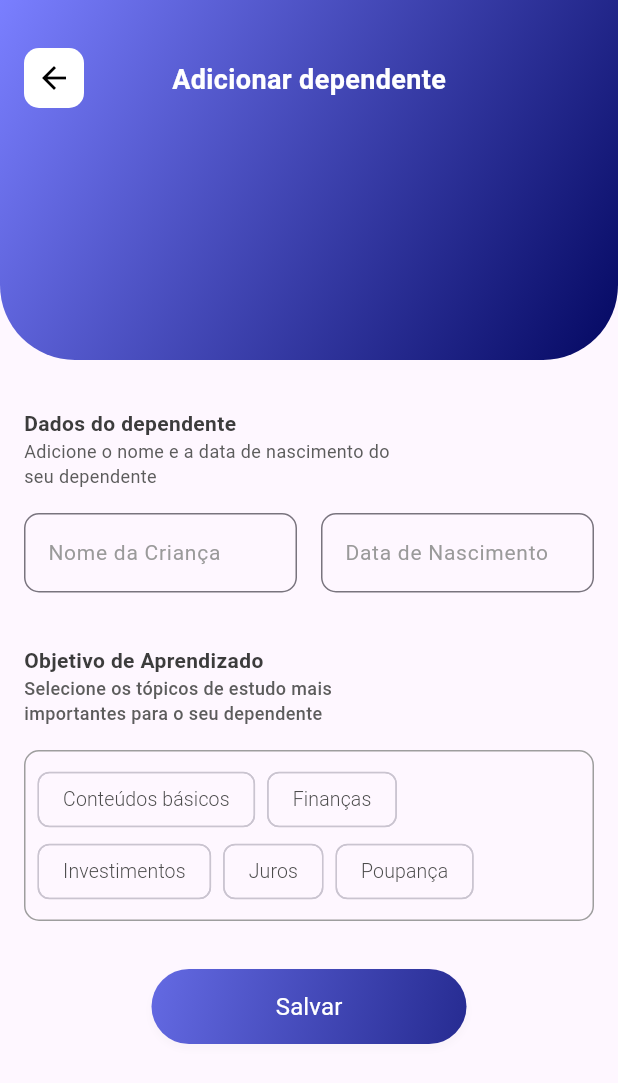
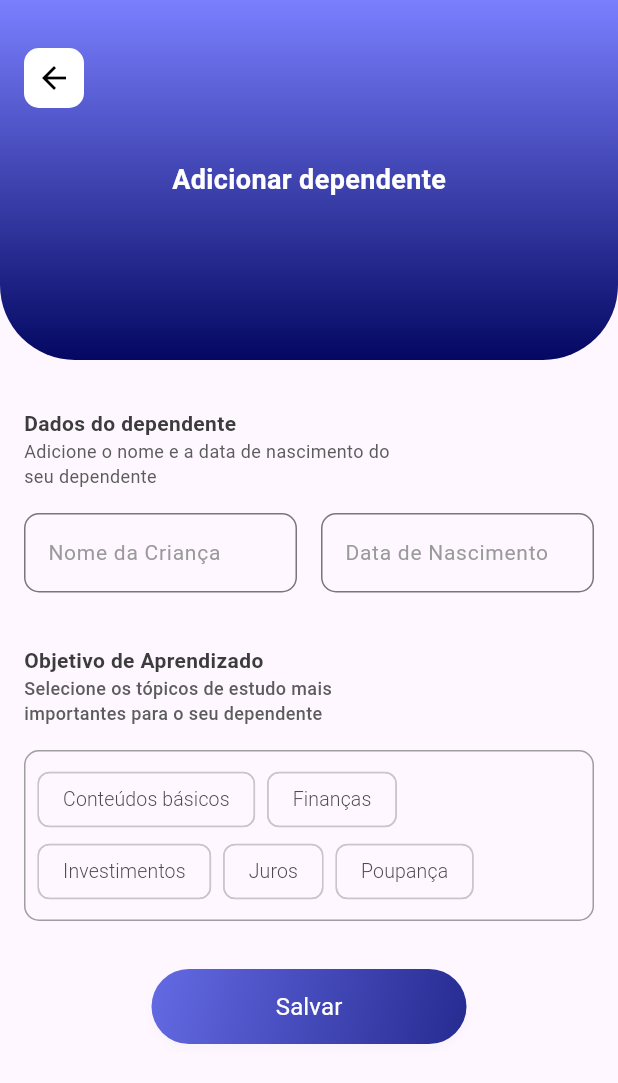
Before and after one commit to rubdelima/Coinny.app-Deprecated-, a Flutter app: the ProfilePage screen opened directly with empty values, after a tap on "Adicionar", on a phone screen of 412 x 824 dp. Shown: the top 1083 px of the screen. Run offline on Flutter 3.47's test engine with Material 3 defaults, Android fonts, the phone set to English and light mode, and no system bars; our stand-ins replace cloud_firestore, firebase_auth, firebase_core, rive, syncfusion_flutter_charts; accounts and stored records are empty; network calls fail; Roboto replaces fonts that are missing (Fieldwork-Geo).

Commit message:
refact: reafct edit dependens page

```diff
--- a/lib/components.dart
+++ b/lib/components.dart
@@ -3,3 +3,4 @@ export 'package:learn/components/boxed_number.dart';
 export 'package:learn/components/learn_button.dart';
 export 'package:learn/components/number_block.dart';
 export 'package:learn/components/user_profile.dart';
+export 'package:learn/components/gradient_button.dart';
--- a/lib/widgets/login/loginEnterButton.dart
+++ b/lib/components/gradient_button.dart
@@ -1,12 +1,12 @@
 import 'package:flutter/material.dart';
 
-class LoginEnterButton extends StatelessWidget {
+class CoinnyGradientButton extends StatelessWidget {
   final Function onPressed;
   final String title;
   final List<Color> colors;
   final Color fontColor;
 
-  LoginEnterButton({
+  CoinnyGradientButton({
     required this.onPressed,
     required this.title,
     this.colors = const [Color(0xFF646AE3), Color(0xFF262B91)],
--- a/lib/components/user_profile.dart
+++ b/lib/components/user_profile.dart
@@ -1,15 +1,16 @@
 import 'package:flutter/material.dart';
 import 'package:learn/classes.dart';
 import 'package:learn/components/streak.dart';
-import 'package:learn/widgets/login/LogoutButton.dart';
 
 class UserPhotoAndName extends StatelessWidget {
   final Person person;
   final bool isSugestion;
+  final bool logout;
 
   const UserPhotoAndName({
     required this.person,
     this.isSugestion = false,
+    this.logout = false,
     super.key,
   });
 
@@ -17,21 +18,8 @@ class UserPhotoAndName extends StatelessWidget {
   Widget build(BuildContext context) {
     Children? child = person is Children ? person as Children : null;
 
-    return Padding(
-      padding: const EdgeInsets.only(top: 32.0), // Adjust the padding as needed
-      child: Column(
-        crossAxisAlignment: CrossAxisAlignment.start,
-        children: [
-          // Logout button in its own row
-          Row(
-            mainAxisAlignment: MainAxisAlignment.end,
-            children: [
-              LogoutButton(), // Your custom logout button widget
-            ],
-          ),
-          // The Row with the user's details
-          Row(
-            crossAxisAlignment: CrossAxisAlignment.end,
+    return Row(
+      crossAxisAlignment: CrossAxisAlignment.center,
       children: [
         ClipRRect(
           borderRadius: BorderRadius.circular(50),
@@ -45,8 +33,7 @@ class UserPhotoAndName extends StatelessWidget {
                 text: "${isSugestion ? person.name : "Olá"}\n",
                 style: TextStyle(
                   fontSize: isSugestion ? 18 : 14,
-                        fontWeight:
-                            isSugestion ? FontWeight.bold : FontWeight.normal,
+                  fontWeight: isSugestion ? FontWeight.bold : FontWeight.normal,
                 ),
               ),
               TextSpan(
@@ -55,8 +42,7 @@ class UserPhotoAndName extends StatelessWidget {
                     : person.name,
                 style: TextStyle(
                   fontSize: isSugestion ? 14 : 18,
-                        fontWeight:
-                            isSugestion ? FontWeight.normal : FontWeight.bold,
+                  fontWeight: isSugestion ? FontWeight.normal : FontWeight.bold,
                 ),
               ),
             ],
@@ -67,14 +53,20 @@ class UserPhotoAndName extends StatelessWidget {
           ),
         ),
         const Spacer(),
-              if (person is Children)
+        person is Children ?
             isSugestion
                 ? child!.getShield()
                 : StreakWidget(child: person as Children)
+              : const SizedBox(),
+        if(logout)
+          IconButton(
+                  onPressed: () =>
+                      Navigator.pushReplacementNamed(context, '/login'),
+                  icon: const Icon(
+                    Icons.logout,
+                    color: Colors.white,
+                  ))
       ],
-          ),
-        ],
-      ),
     );
   }
 }
--- a/lib/pages/children/loginChildPage.dart
+++ b/lib/pages/children/loginChildPage.dart
@@ -1,7 +1,7 @@
 import 'package:flutter/material.dart';
 import 'package:learn/classes.dart';
 import 'package:learn/widgets/login/loginAppBar.dart';
-import 'package:learn/widgets/login/loginEnterButton.dart';
+import 'package:learn/components/gradient_button.dart';
 
 
 
@@ -142,7 +142,7 @@ class LoginChildPageState extends State<LoginChildPage> {
                     ),
                   ),
                   const SizedBox(height: 54.0),
-                  LoginEnterButton(
+                  CoinnyGradientButton(
                       onPressed: () async {
                         String childrenCode = values.join();
                         try {
--- a/lib/pages/loginPage.dart
+++ b/lib/pages/loginPage.dart
@@ -2,7 +2,7 @@ import 'package:flutter/material.dart';
 import 'package:learn/pages/parents/loginParenstPage.dart';
 import 'package:learn/widgets/login/BoxSelectorLogin.dart';
 import 'children/loginChildPage.dart';
-import 'package:learn/widgets/login/loginEnterButton.dart';
+import 'package:learn/components/gradient_button.dart';
 import 'package:learn/widgets/login/loginAppBar.dart';
 import 'package:learn/widgets/login/loginInfoContainter.dart';
 
@@ -52,7 +52,7 @@ class _LoginPageState extends State<LoginPage> {
                     title: 'Sou responsável',
                   ),
                   const SizedBox(height: 32),
-                  LoginEnterButton(
+                  CoinnyGradientButton(
                       onPressed: () {
                         if (userType == 'aprendiz') {
                           Navigator.pushReplacement(
--- a/lib/pages/parents/addDependentPage.dart
+++ /dev/null
@@ -1,161 +0,0 @@
-import 'dart:math';
-import 'package:cloud_firestore/cloud_firestore.dart';
-import 'package:flutter/material.dart';
-import 'package:intl/intl.dart';
-import 'package:learn/classes.dart';
-import 'package:learn/widgets/global/app_bar.dart';
-import '../../widgets/settings/selectedGoals.dart';
-import '../../widgets/settings/childrenDataBox.dart';
-import 'package:learn/widgets/login/loginEnterButton.dart';
-import 'package:learn/pages/parents/verificationCodePage.dart';
-
-class AddDependentPage extends StatefulWidget {
-  final VolatileParents parent;
-  final Children? children;
-
-  AddDependentPage({
-    required this.parent,
-    this.children,
-  });
-
-  @override
-  _AddDependentPageState createState() => _AddDependentPageState();
-}
-
-class _AddDependentPageState extends State<AddDependentPage> {
-  final TextEditingController _nomeCriancaController = TextEditingController();
-  final TextEditingController _dataNascimentoController =
-      TextEditingController();
-  List<String> _conteudosSelecionados = [];
-  final List<String> _conteudosDisponiveis = [
-    "Conteúdos básicos",
-    "Finanças",
-    "Investimentos",
-    "Juros",
-    "Poupança"
-  ];
-
-  @override
-  void initState() {
-    super.initState();
-    if (widget.children != null) {
-      _nomeCriancaController.text = widget.children!.name;
-      _dataNascimentoController.text =
-          DateFormat('dd/MM/yyyy').format(widget.children!.birthdate);
-      _conteudosSelecionados = widget.children!.goals;
-    }
-  }
-
-  Future<String> getNewChildrenCode() async {
-    final rng = Random();
-    DocumentSnapshot childData;
-    String childrenCodeString = "";
-    do {
-      List<int> childrenCode = List<int>.generate(4, (_) => rng.nextInt(10));
-      childrenCodeString =
-          childrenCode.map((e) => e.toString()).toList().join();
-      childData = await FirebaseFirestore.instance
-          .collection('children')
-          .doc(childrenCodeString)
-          .get();
-      print(childrenCode);
-    } while (childData.exists);
-    return childrenCodeString;
-  }
-
-  Future<void> _saveDependent() async {
-    try {
-      if (_nomeCriancaController.text.isEmpty) {
-        throw ("O nome da criança não pode ser vazio");
-      }
-      if (_dataNascimentoController.text.isEmpty) {
-        throw ("A data de aniversário da crinça não pode ser vazia");
-      }
-    } on Exception catch (e) {
-      ScaffoldMessenger.of(context)
-          .showSnackBar(SnackBar(content: Text(e.toString())));
-      return;
-    }
-
-    String childrenCodeString = await getNewChildrenCode();
-
-    widget.parent.saveDependent(
-        name: _nomeCriancaController.text,
-        birthdate:
-            DateFormat('dd/MM/yyyy').parse(_dataNascimentoController.text),
-        goals: _conteudosSelecionados,
-        childrenCode: childrenCodeString);
-
-    Navigator.push(
-        context,
-        MaterialPageRoute(
-            builder: (context) => VerificationCodePage(
-                  childrenName: _nomeCriancaController.text,
-                  childrenCode: childrenCodeString.split("").map((e) => int.parse(e)).toList(),
-                )));
-  }
-
-  @override
-  Widget build(BuildContext context) {
-    return Scaffold(
-      appBar: LearnAppBar(
-        backButtonFunction: () {
-          Navigator.pop(context);
-        },
-        gradient: const LinearGradient(
-            colors: [Color(0xFF7A7FFF), Color(0xFF040862)],
-            begin: Alignment.topLeft,
-            end: Alignment.bottomRight),
-        child: Container(
-          alignment: Alignment.topCenter,
-          padding: const EdgeInsets.fromLTRB(0, 40, 0, 0),
-          child: const Text(
-            "Adicionar dependente",
-            style: TextStyle(
-                fontFamily: "Fieldwork-Geo",
-                fontWeight: FontWeight.w600,
-                fontSize: 18,
-                color: Color(0xFFFFFFFF)),
-          ),
-        ),
-      ),
-      body: SingleChildScrollView(
-        padding: const EdgeInsets.all(16.0),
-        child: Column(
-          crossAxisAlignment: CrossAxisAlignment.start,
-          children: [
-            const SizedBox(height: 16),
-            ChildrenDataBox(
-              nameController: _nomeCriancaController,
-              dateController: _dataNascimentoController,
-              initialName: widget.children?.name,
-              initialDate: widget.children?.birthdate != null
-                  ? DateFormat('dd/MM/yyyy').format(widget.children!.birthdate)
-                  : null,
-            ),
-            const SizedBox(height: 32),
-            SelectedGoals(
-              availableGoals: _conteudosDisponiveis,
-              selectedGoals: _conteudosSelecionados,
-            ),
-            const SizedBox(height: 32),
-            Center(
-              child: LoginEnterButton(
-                title: "Salvar",
-                colors: const [Color(0xFF646AE3), Color(0xFF262B91)],
-                onPressed: _saveDependent,
-              ),
-            ),
-          ],
-        ),
-      ),
-    );
-  }
-
-  @override
-  void dispose() {
-    _nomeCriancaController.dispose();
-    _dataNascimentoController.dispose();
-    super.dispose();
-  }
-}
--- /dev/null
+++ b/lib/pages/parents/edit_dependent.dart
@@ -0,0 +1,103 @@
+import 'package:flutter/material.dart';
+import 'package:intl/intl.dart';
+
+import 'package:learn/utils.dart';
+import 'package:learn/widgets.dart';
+import 'package:learn/components.dart';
+
+import 'package:learn/pages/parents/verificationCodePage.dart';
+
+class AddDependentPage extends StatefulWidget {
+  final VolatileParents parent;
+  final Children? children;
+
+  AddDependentPage({
+    required this.parent,
+    this.children,
+  });
+
+  @override
+  _AddDependentPageState createState() => _AddDependentPageState();
+}
+
+class _AddDependentPageState extends State<AddDependentPage> {
+  final TextEditingController _name = TextEditingController();
+  final TextEditingController _birthdate = TextEditingController();
+  List<String> _selectedGoals = [];
+
+  void saveLauncher() {
+    saveDependent(
+        context: context,
+        name: _name.text,
+        birthdate: _birthdate.text,
+        parent: widget.parent);
+    Navigator.push(
+        context,
+        MaterialPageRoute(
+            builder: (context) => VerificationCodePage(
+                  childrenName: _name.text,
+                  childrenCode: _birthdate.text
+                      .split("")
+                      .map((e) => int.parse(e))
+                      .toList(),
+                )));
+  }
+
+  @override
+  void initState() {
+    super.initState();
+    if (widget.children != null) {
+      _name.text = widget.children!.name;
+      _birthdate.text =
+          DateFormat('dd/MM/yyyy').format(widget.children!.birthdate);
+      _selectedGoals = widget.children!.goals;
+    }
+  }
+
+  @override
+  Widget build(BuildContext context) {
+    return Scaffold(
+      appBar: LearnAppBar(
+        pageTitle: "Adicionar dependente",
+        backButtonFunction: () {
+          Navigator.pop(context);
+        },
+      ),
+      body: SingleChildScrollView(
+        padding: const EdgeInsets.all(16.0),
+        child: Column(
+          crossAxisAlignment: CrossAxisAlignment.start,
+          children: [
+            const SizedBox(height: 16),
+            ChildrenDataBox(
+              nameController: _name,
+              dateController: _birthdate,
+              initialName: widget.children?.name,
+              initialDate: widget.children?.birthdate != null
+                  ? DateFormat('dd/MM/yyyy').format(widget.children!.birthdate)
+                  : null,
+            ),
+            const SizedBox(height: 32),
+            SelectedGoals(
+              availableGoals: globalGoals,
+              selectedGoals: _selectedGoals,
+            ),
+            const SizedBox(height: 32),
+            Center(
+              child: CoinnyGradientButton(
+                  title: "Salvar",
+                  onPressed: saveLauncher),
+            ),
+          ],
+        ),
+      ),
+    );
+  }
+
+  @override
+  void dispose() {
+    _name.dispose();
+    _birthdate.dispose();
+    super.dispose();
+  }
+}
--- a/lib/pages/parents/loginParenstPage.dart
+++ b/lib/pages/parents/loginParenstPage.dart
@@ -1,6 +1,6 @@
 import 'package:firebase_auth/firebase_auth.dart';
 import 'package:flutter/material.dart';
-import 'package:learn/widgets/login/loginEnterButton.dart';
+import 'package:learn/components/gradient_button.dart';
 import 'package:learn/widgets/login/loginAppBar.dart';
 import 'package:learn/widgets/login/loginInfoContainter.dart';
 import 'package:learn/classes.dart';
@@ -121,7 +121,7 @@ class _LoginParentsPageState extends State<LoginParentsPage> {
                     passwordController: _passwordController,
                   ),
                   const SizedBox(height: 32),
-                  LoginEnterButton(
+                  CoinnyGradientButton(
                       onPressed: () async {
                         try {
                           final credential = await FirebaseAuth.instance
--- a/lib/pages/parents/profilePage.dart
+++ b/lib/pages/parents/profilePage.dart
@@ -1,9 +1,11 @@
 import 'package:flutter/material.dart';
-import 'package:learn/components/user_profile.dart';
-import '../../widgets/global/app_bar.dart';
+import 'package:learn/components.dart';
+import 'package:learn/widgets.dart';
+
+
 import 'package:learn/widgets/monitoring/monitoramento.dart';
 import 'package:learn/classes.dart';
-import 'package:learn/pages/parents/addDependentPage.dart';
+import 'package:learn/pages/parents/edit_dependent.dart';
 import 'package:provider/provider.dart';
 
 class ProfilePage extends StatelessWidget {
@@ -27,8 +29,7 @@ class ProfilePage extends StatelessWidget {
             );
           },
           child: Container(
-            width: MediaQuery.sizeOf(context).width,
-            padding: const EdgeInsets.fromLTRB(16, 40, 16, 32),
+            padding: const EdgeInsets.fromLTRB(16, 16, 16, 32),
             child: Column(children: [
               const Text(
                 'Meu perfil',
@@ -45,6 +46,7 @@ class ProfilePage extends StatelessWidget {
               ),
             ]),
           )),
+
       body: SingleChildScrollView(
         child: Container(
           padding: const EdgeInsets.symmetric(vertical: 32, horizontal: 16),
@@ -87,7 +89,8 @@ class ProfilePage extends StatelessWidget {
                       Navigator.push(
                           context,
                           MaterialPageRoute(
-                              builder: (context) => AddDependentPage(parent : parent)));
+                              builder: (context) =>
+                                  AddDependentPage(parent: parent)));
                     },
                     child: Container(
                         padding: const EdgeInsets.fromLTRB(8, 2, 8, 0),
@@ -128,7 +131,8 @@ class ProfilePage extends StatelessWidget {
               height: 16,
             ),
             Column(
-              children: parent.value.dependents.values.toList()
+              children: parent.value.dependents.values
+                  .toList()
                   .map((child) => ChildMonitoringBox(
                         child: child,
                       ))
--- a/lib/pages/parents/signUp.dart
+++ b/lib/pages/parents/signUp.dart
@@ -1,6 +1,6 @@
 import 'package:firebase_auth/firebase_auth.dart';
 import 'package:flutter/material.dart';
-import 'package:learn/widgets/login/loginEnterButton.dart';
+import 'package:learn/components/gradient_button.dart';
 import 'package:learn/widgets/login/loginAppBar.dart';
 import 'package:learn/widgets/login/loginInfoContainter.dart';
 
@@ -144,7 +144,7 @@ class _SignParentsPageState extends State<SignParentsPage> {
                 passwordController: _passwordController,
               ),
               const SizedBox(height: 32),
-              LoginEnterButton(
+              CoinnyGradientButton(
                 onPressed: () {
                   signUpWithFirebase();
                 },
--- a/lib/pages/parents/verificationCodePage.dart
+++ b/lib/pages/parents/verificationCodePage.dart
@@ -1,5 +1,5 @@
 import 'package:flutter/material.dart';
-import 'package:learn/widgets/login/loginEnterButton.dart';
+import 'package:learn/components/gradient_button.dart';
 import 'package:learn/components/boxed_number.dart';
 
 class VerificationCodePage extends StatelessWidget {
@@ -49,7 +49,7 @@ class VerificationCodePage extends StatelessWidget {
             children: childrenCode.map((e) => BoxedNumber(e)).toList(),
           ),
           const SizedBox(height: 64),
-          LoginEnterButton(
+          CoinnyGradientButton(
             title: "Voltar ao início",
             onPressed: () {
               Navigator.pop(context);
--- a/lib/source/parents.dart
+++ b/lib/source/parents.dart
@@ -51,7 +51,7 @@ class _ParentsMainState extends State<ParentsMain> {
     final parent = ModalRoute.of(context)?.settings.arguments as Parents;
 
     List<Widget> _pageOptions = [
-      ParentsHPage(pagePosition: pagePosition,),
+      ParentsHome(pagePosition: pagePosition,),
       MonitoringPage(pagePosition: pagePosition),
       ProfilePage(pagePosition: pagePosition,pageController: _pageController,)
     ];
--- a/lib/utils.dart
+++ b/lib/utils.dart
@@ -1,6 +1,8 @@
 export 'package:learn/utils/coinny_colors.dart';
 export 'package:learn/utils/fonts.dart';
 export 'package:learn/utils/lessions.dart';
+export 'package:learn/utils/settings.dart';
+export 'package:learn/classes.dart';
 
 int diffYears(DateTime birthDate) {
   DateTime now = DateTime.now();
--- a/lib/widgets.dart
+++ b/lib/widgets.dart
@@ -5,3 +5,7 @@ export 'package:learn/widgets/global/nav_bar.dart';
 
 // Profile
 export "package:learn/widgets/profile/child_overview.dart";
+
+// Settings
+export 'package:learn/widgets/settings/selectedGoals.dart';
+export 'package:learn/widgets/settings/childrenDataBox.dart';
--- a/lib/widgets/global/app_bar.dart
+++ b/lib/widgets/global/app_bar.dart
@@ -10,9 +10,10 @@ class LearnAppBar extends StatelessWidget implements PreferredSizeWidget {
   final VoidCallback? backButtonFunction;
   final Gradient? gradient;
   final Widget? superWidget;
+  final String? pageTitle;
 
-  LearnAppBar({
-    this.child,
+  LearnAppBar(
+      {this.child,
       this.pageIndex = 0,
       this.pagePosition = 0,
       this.alignment,
@@ -20,7 +21,7 @@ class LearnAppBar extends StatelessWidget implements PreferredSizeWidget {
       this.backButtonFunction,
       this.gradient,
       this.superWidget,
-  });
+      this.pageTitle});
 
   @override
   Widget build(BuildContext context) {
@@ -55,22 +56,32 @@ class LearnAppBar extends StatelessWidget implements PreferredSizeWidget {
                     alignment: alignment, padding: padding, child: child),
               ),
             ),
-            if (backButtonFunction != null)
-              Container(
+            if (backButtonFunction != null || pageTitle != null)
+              Padding(
                   padding:
                       const EdgeInsets.symmetric(vertical: 32, horizontal: 16),
-                  child: Container(
+                  child: Stack(children: [
+                    if(pageTitle != null)
+                      Center(
+                        child: CoinnyText(
+                          pageTitle as String,
+                          fontSize: 18,
+                          fontWeight: FontWeight.w600,
+                        ),
+                      ),
+                    Container(
                         height: 40,
                         width: 40,
                         decoration: BoxDecoration(
                             color: const Color(0xFFFFFFFF),
                             borderRadius: BorderRadius.circular(10)),
                         child: IconButton(
-                        icon: const Icon(Icons.arrow_back, color: Colors.black),
+                          icon:
+                              const Icon(Icons.arrow_back, color: Colors.black),
                           onPressed: backButtonFunction,
                           iconSize: 24,
-                      ))),
-            //Container(alignment: alignment, padding: padding, child: child),
+                        ))
+                  ])),
             if (superWidget != null)
               Positioned(top: 200, left: 16, right: 16, child: superWidget!)
           ],
--- a/lib/widgets/login/LogoutButton.dart
+++ /dev/null
@@ -1,14 +0,0 @@
-import 'package:flutter/material.dart';
-
-class LogoutButton extends StatelessWidget {
-  @override
-  Widget build(BuildContext context) {
-    return ElevatedButton(
-      child: Text('Logout'),
-      onPressed: () {
-        // This will push to the '/login' route, effectively logging out the user
-        Navigator.pushReplacementNamed(context, '/login');
-      },
-    );
-  }
-}
```
Also changed, not shown: lib/pages/parents/homePage.dart (+4 -4 lines), lib/utils/settings.dart (added, +58 -0 lines), 1 other file. Lines whose indentation alone changed are shown as unchanged.
